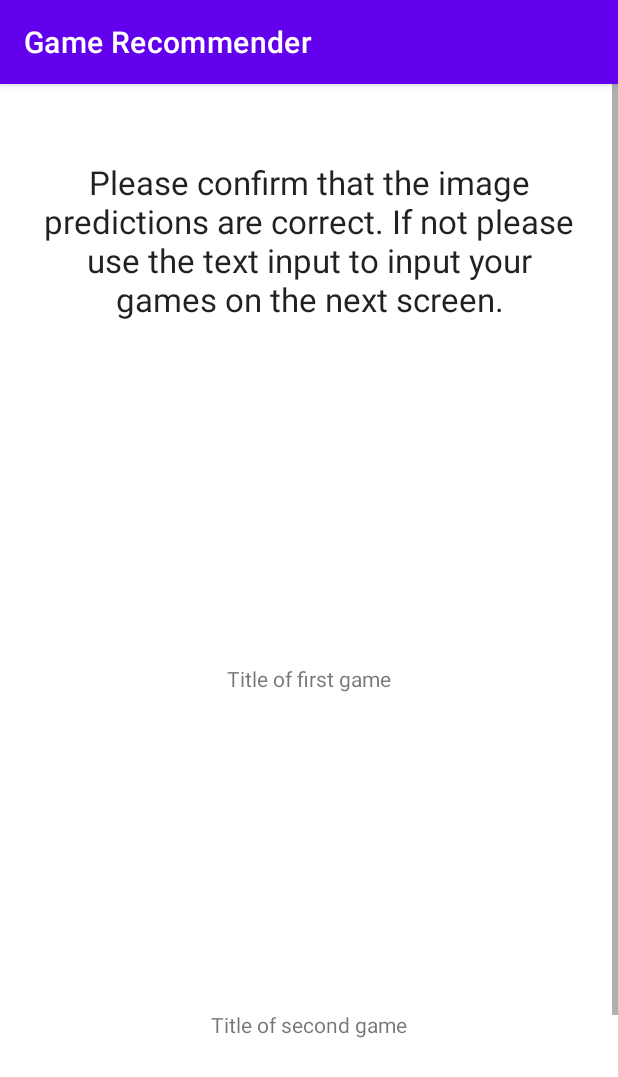
After one commit to zzmnick/PS4-Game-Recommender, an Android app: the ConfirmationScreen screen opened directly, with no data from a screen before it, on a phone screen of 412 x 824 dp. The commit adds this screen. Shown: the top 1077 px of the screen. Run offline under Robolectric (Android 15) with nearby library versions, the phone set to English and light mode, and no system bars.

Commit message:
Completed all base UI for android app

```diff
--- a/GameRecommender/app/src/main/AndroidManifest.xml
+++ b/GameRecommender/app/src/main/AndroidManifest.xml
@@ -12,10 +12,13 @@
         <activity android:name=".MainActivity">
             <intent-filter>
                 <action android:name="android.intent.action.MAIN" />
-
                 <category android:name="android.intent.category.LAUNCHER" />
             </intent-filter>
         </activity>
+        <activity android:name="SubInput"/>
+        <activity android:name="ConfirmationScreen"/>
+        <activity android:name="RecommendationScreen"/>
+        <activity android:name="Test"/>
     </application>
 
     <uses-permission android:name="android.permission.INTERNET"/>
--- /dev/null
+++ b/GameRecommender/app/src/main/java/com/example/gamerecommender/ConfirmationScreen.kt
@@ -0,0 +1,45 @@
+package com.example.gamerecommender
+
+import android.R.attr
+import android.annotation.SuppressLint
+import android.content.Intent
+import android.graphics.Bitmap
+import android.net.Uri
+import android.os.Bundle
+import android.os.Environment
+import android.provider.MediaStore
+import android.widget.Button
+import android.widget.ImageView
+import android.widget.Toast
+import androidx.appcompat.app.AppCompatActivity
+import okhttp3.*
+import org.jetbrains.annotations.NotNull
+import java.io.*
+import java.lang.ref.WeakReference
+import java.net.URI
+
+
+class ConfirmationScreen : AppCompatActivity() {
+
+    private lateinit var toText: Button
+    private lateinit var toRecommender: Button
+
+    override fun onCreate(savedInstanceState: Bundle?) {
+        super.onCreate(savedInstanceState)
+        setContentView(R.layout.confirmation_screen)
+
+        toText = findViewById(R.id.toTextButton)
+        toRecommender = findViewById(R.id.toRecommenderButton)
+
+        toText.setOnClickListener {
+            startActivity(Intent(this, SubInput::class.java))
+        }
+
+        toRecommender.setOnClickListener {
+            startActivity(Intent(this, RecommendationScreen::class.java))
+        }
+
+
+    }
+
+}
--- a/GameRecommender/app/src/main/res/layout/activity_main.xml
+++ b/GameRecommender/app/src/main/res/layout/activity_main.xml
@@ -132,6 +132,12 @@
                 android:layout_height="wrap_content"
                 android:text="@string/upload_image" />
 
+            <Button
+                android:id="@+id/forward_button"
+                android:layout_width="match_parent"
+                android:layout_height="wrap_content"
+                android:text="To text" />
+
         </LinearLayout>
     </ScrollView>
 </androidx.constraintlayout.widget.ConstraintLayout>
--- /dev/null
+++ b/GameRecommender/app/src/main/res/layout/confirmation_screen.xml
@@ -0,0 +1,124 @@
+<?xml version="1.0" encoding="utf-8"?>
+<androidx.constraintlayout.widget.ConstraintLayout
+    xmlns:android="http://schemas.android.com/apk/res/android"
+    xmlns:app="http://schemas.android.com/apk/res-auto"
+    xmlns:tools="http://schemas.android.com/tools"
+    android:layout_width="match_parent"
+    android:layout_height="match_parent">
+    <ScrollView
+        android:layout_width="match_parent"
+        android:layout_height="match_parent"
+        app:layout_constraintBottom_toBottomOf="parent"
+        app:layout_constraintEnd_toEndOf="parent"
+        app:layout_constraintStart_toStartOf="parent"
+        app:layout_constraintTop_toTopOf="parent">
+
+        <LinearLayout
+            android:orientation="vertical"
+            android:layout_width="match_parent"
+            android:layout_height="wrap_content">
+
+            <TextView
+                android:id="@+id/confirmationText"
+                android:layout_width="369dp"
+                android:layout_height="158dp"
+                android:layout_marginTop="25dp"
+                android:gravity="center"
+                android:layout_gravity="center_horizontal"
+                android:text="Please confirm that the image predictions are correct. If not please use the text input to input your games on the next screen."
+                android:textAppearance="@style/TextAppearance.AppCompat.Large"
+                app:layout_constraintEnd_toEndOf="parent"
+                app:layout_constraintStart_toStartOf="parent"
+                app:layout_constraintTop_toTopOf="parent" />
+
+            <ImageView
+                android:id="@+id/imageCheck_1"
+                android:layout_width="150dp"
+                android:layout_height="150dp"
+                android:layout_gravity="center_horizontal"
+                android:layout_marginTop="20dp"
+                android:background="#009A9A9A"
+                android:contentDescription="@string/image_to_upload"
+                android:text="@string/tap_to_select_image" />
+
+            <TextView
+                android:id="@+id/predictedTitle_1"
+                android:layout_width="369dp"
+                android:layout_height="35dp"
+                android:layout_marginTop="25dp"
+                android:gravity="center"
+                android:layout_gravity="center_horizontal"
+                android:text="Title of first game"/>
+
+            <ImageView
+                android:id="@+id/imageCheck_2"
+                android:layout_width="150dp"
+                android:layout_height="150dp"
+                android:layout_gravity="center_horizontal"
+                android:layout_marginTop="20dp"
+                android:background="#009A9A9A"
+                android:contentDescription="@string/image_to_upload"
+                android:text="@string/tap_to_select_image" />
+
+            <TextView
+                android:id="@+id/predictedTitle_2"
+                android:layout_width="369dp"
+                android:layout_height="35dp"
+                android:layout_marginTop="25dp"
+                android:gravity="center"
+                android:layout_gravity="center_horizontal"
+                android:text="Title of second game" />
+
+            <ImageView
+                android:id="@+id/imageCheck_3"
+                android:layout_width="150dp"
+                android:layout_height="150dp"
+                android:layout_gravity="center_horizontal"
+                android:layout_marginTop="20dp"
+                android:background="#009A9A9A"
+                android:contentDescription="@string/image_to_upload"
+                android:text="@string/tap_to_select_image" />
+
+            <TextView
+                android:id="@+id/predictedTitle_3"
+                android:layout_width="369dp"
+                android:layout_height="35dp"
+                android:layout_marginTop="25dp"
+                android:layout_marginBottom="20dp"
+                android:gravity="center"
+                android:layout_gravity="center_horizontal"
+                android:text="Title of third game"/>
+
+            <androidx.constraintlayout.widget.ConstraintLayout
+                android:layout_width="match_parent"
+                android:layout_height="match_parent">
+
+                <Button
+                    android:id="@+id/toTextButton"
+                    android:layout_width="wrap_content"
+                    android:layout_height="wrap_content"
+                    android:text="To Text Input"
+                    app:layout_constraintBottom_toBottomOf="parent"
+                    app:layout_constraintEnd_toEndOf="parent"
+                    app:layout_constraintHorizontal_bias="0.0"
+                    app:layout_constraintStart_toStartOf="parent"
+                    app:layout_constraintTop_toTopOf="parent"
+                    app:layout_constraintVertical_bias="0.0" />
+
+                <Button
+                    android:id="@+id/toRecommenderButton"
+                    android:layout_width="wrap_content"
+                    android:layout_height="wrap_content"
+                    android:text="Confirm \n Recommendation"
+                    app:layout_constraintBottom_toBottomOf="parent"
+                    app:layout_constraintEnd_toEndOf="parent"
+                    app:layout_constraintHorizontal_bias="1.0"
+                    app:layout_constraintStart_toEndOf="@+id/toTextButton"
+                    app:layout_constraintTop_toTopOf="parent"
+                    app:layout_constraintVertical_bias="0.0" />
+
+            </androidx.constraintlayout.widget.ConstraintLayout>
+
+        </LinearLayout>
+    </ScrollView>
+</androidx.constraintlayout.widget.ConstraintLayout>
--- a/GameRecommender/app/src/main/res/values/strings.xml
+++ b/GameRecommender/app/src/main/res/values/strings.xml
@@ -3,4 +3,8 @@
     <string name="upload_image">Upload Image</string>
     <string name="image_to_upload">Image to Upload</string>
     <string name="tap_to_select_image">Tap to Select Image</string>
+    <string name="error_message">There was an error identifying your image. Please resubmit your image by pressing the back button or submit the title of your game using the textbox below</string>
+    <string name="game_title">Game Title</string>
+    <string name="submit">Submit</string>
+    <string name="back">Back</string>
 </resources>
```
Also changed, not shown: GameRecommender/app/build.gradle (+8 -1 lines), GameRecommender/app/src/main/java/com/example/gamerecommender/MainActivity.kt (+43 -8 lines), GameRecommender/app/src/main/java/com/example/gamerecommender/RecommendationScreen.kt (added, +36 -0 lines), GameRecommender/app/src/main/java/com/example/gamerecommender/SubInput.kt (added, +38 -0 lines), GameRecommender/app/src/main/java/com/example/gamerecommender/Test.kt (added, +111 -0 lines), GameRecommender/app/src/main/res/layout/recommend_display.xml (added, +142 -0 lines), GameRecommender/app/src/main/res/layout/sub_input.xml (added, +82 -0 lines), GameRecommender/app/src/main/res/layout/test_display.xml (added, +18 -0 lines), GameRecommender/gradle/wrapper/gradle-wrapper.properties.
